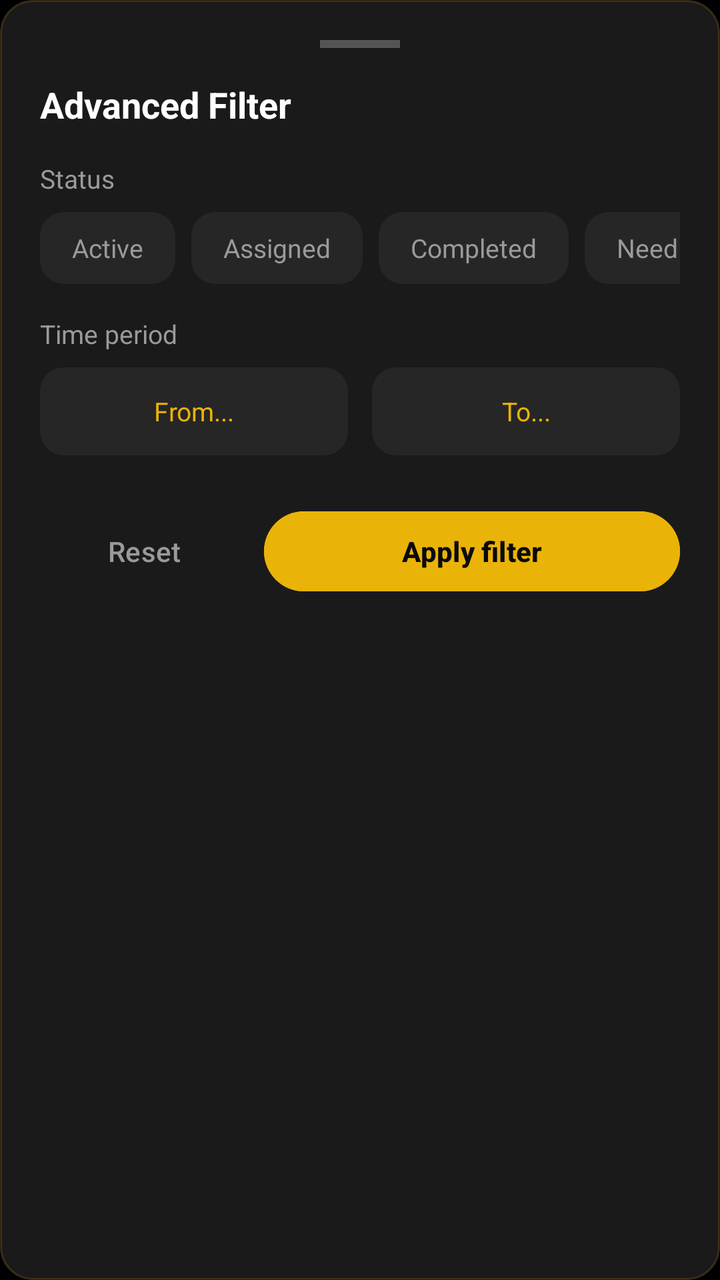
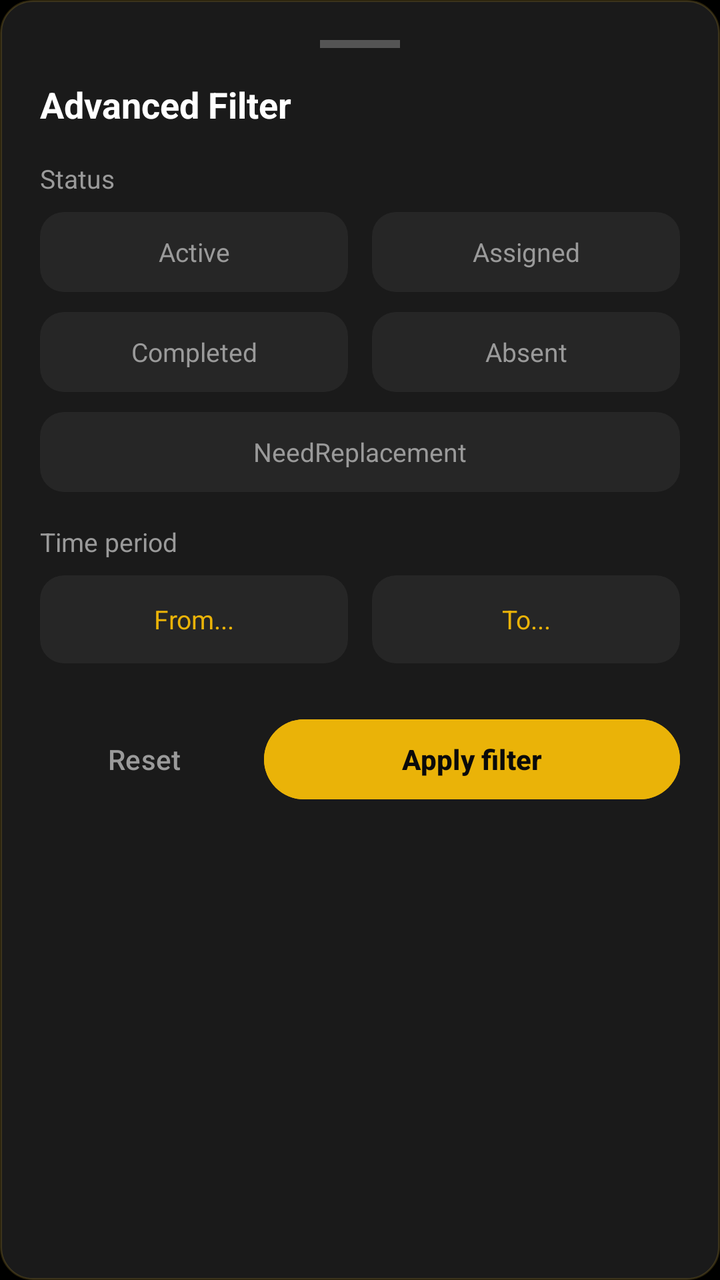

Two renders of the same Android screen: before a commit and after it. Below are the layout's source before the change and the commit's diff.
<!-- AndroidManifest.xml: application theme Theme.Moviebookingapp -->
<!-- res/layout/fragment_staff_filter_bottom_sheet.xml -->
<?xml version="1.0" encoding="utf-8"?>
<LinearLayout xmlns:android="http://schemas.android.com/apk/res/android"
    android:layout_width="match_parent"
    android:layout_height="wrap_content"
    android:background="@drawable/bg_card_dark"
    android:orientation="vertical"
    android:padding="20dp"
    android:layout_margin="30dp">

    <View
        android:layout_width="40dp"
        android:layout_height="4dp"
        android:layout_gravity="center_horizontal"
        android:layout_marginBottom="16dp"
        android:background="@color/auto_color_40FFFFFF" />

    <TextView
        android:layout_width="wrap_content"
        android:layout_height="wrap_content"
        android:text="@string/auto_str_advanced_filter"
        android:textColor="@color/text_primary"
        android:textSize="18sp"
        android:textStyle="bold" />

    <TextView
        android:layout_width="wrap_content"
        android:layout_height="wrap_content"
        android:layout_marginTop="16dp"
        android:text="@string/status_title"
        android:textColor="@color/text_secondary"
        android:textSize="13sp" />

    <HorizontalScrollView
        android:layout_width="match_parent"
        android:layout_height="wrap_content"
        android:layout_marginTop="8dp"
        android:scrollbars="none">

        <LinearLayout
            android:layout_width="wrap_content"
            android:layout_height="wrap_content"
            android:orientation="horizontal">

            <TextView
                android:id="@+id/tvStatusActive"
                android:layout_width="wrap_content"
                android:layout_height="36dp"
                android:layout_marginEnd="8dp"
                android:background="@drawable/bg_tab_container"
                android:gravity="center"
                android:paddingHorizontal="16dp"
                android:text="@string/status_active_label"
                android:textColor="@color/text_secondary"
                android:textSize="13sp" />

            <TextView
                android:id="@+id/tvStatusAssigned"
                android:layout_width="wrap_content"
                android:layout_height="36dp"
                android:layout_marginEnd="8dp"
                android:background="@drawable/bg_tab_container"
                android:gravity="center"
                android:paddingHorizontal="16dp"
                android:text="@string/status_assigned_label"
                android:textColor="@color/text_secondary"
                android:textSize="13sp" />

            <TextView
                android:id="@+id/tvStatusCompleted"
                android:layout_width="wrap_content"
                android:layout_height="36dp"
                android:layout_marginEnd="8dp"
                android:background="@drawable/bg_tab_container"
                android:gravity="center"
                android:paddingHorizontal="16dp"
                android:text="@string/status_completed_label"
                android:textColor="@color/text_secondary"
                android:textSize="13sp" />

            <TextView
                android:id="@+id/tvStatusNeedReplacement"
                android:layout_width="wrap_content"
                android:layout_height="36dp"
                android:background="@drawable/bg_tab_container"
                android:gravity="center"
                android:paddingHorizontal="16dp"
                android:text="@string/status_need_replacement_label"
                android:textColor="@color/text_secondary"
                android:textSize="13sp" />
        </LinearLayout>
    </HorizontalScrollView>

    <TextView
        android:layout_width="wrap_content"
        android:layout_height="wrap_content"
        android:layout_marginTop="16dp"
        android:text="@string/auto_str_time_period"
        android:textColor="@color/text_secondary"
        android:textSize="13sp" />

    <LinearLayout
        android:layout_width="match_parent"
        android:layout_height="wrap_content"
        android:layout_marginTop="8dp"
        android:orientation="horizontal">

        <TextView
            android:id="@+id/tvStartDate"
            android:layout_width="0dp"
            android:layout_height="44dp"
            android:layout_marginEnd="6dp"
            android:layout_weight="1"
            android:background="@drawable/bg_tab_container"
            android:gravity="center"
            android:text="@string/auto_str_from"
            android:textColor="@color/color_gold"
            android:textSize="13sp" />

        <TextView
            android:id="@+id/tvEndDate"
            android:layout_width="0dp"
            android:layout_height="44dp"
            android:layout_marginStart="6dp"
            android:layout_weight="1"
            android:background="@drawable/bg_tab_container"
            android:gravity="center"
            android:text="@string/auto_str_to"
            android:textColor="@color/color_gold"
            android:textSize="13sp" />
    </LinearLayout>

    <LinearLayout
        android:layout_width="match_parent"
        android:layout_height="wrap_content"
        android:layout_marginTop="24dp"
        android:orientation="horizontal">

        <Button
            android:id="@+id/btnResetFilter"
            style="?attr/borderlessButtonStyle"
            android:layout_width="0dp"
            android:layout_height="48dp"
            android:layout_marginEnd="8dp"
            android:layout_weight="1"
            android:text="@string/auto_str_reset_1"
            android:textColor="@color/text_secondary" />

        <Button
            android:id="@+id/btnApplyFilter"
            android:layout_width="0dp"
            android:layout_height="48dp"
            android:layout_weight="2"
            android:backgroundTint="@color/color_gold"
            android:text="@string/auto_str_apply_filter"
            android:textColor="@color/bg_primary"
            android:textStyle="bold" />
    </LinearLayout>

</LinearLayout>
<!-- resources referenced by this layout -->
<resources>
  <color name="auto_color_40FFFFFF">#40FFFFFF</color>
  <color name="bg_primary">#0A0A0A</color>
  <color name="color_gold">#EAB308</color>
  <color name="text_primary">#FFFFFF</color>
  <color name="text_secondary">#9A9A9A</color>
  <!-- drawable bg_card_dark (drawable) -->
  <?xml version="1.0" encoding="utf-8"?>
  <shape xmlns:android="http://schemas.android.com/apk/res/android">
      <solid android:color="#1A1A1A"/>
      <corners android:radius="16dp"/>
      <stroke android:width="1dp" android:color="#33D4AF37"/>
  </shape>
  <!-- drawable bg_tab_container (drawable) -->
  <?xml version="1.0" encoding="utf-8"?>
  <shape xmlns:android="http://schemas.android.com/apk/res/android">
      <solid android:color="#262626" />
      <corners android:radius="12dp" />
  </shape>
  <string name="auto_str_advanced_filter">Advanced Filter</string>
  <string name="auto_str_apply_filter">Apply filter</string>
  <string name="auto_str_from">From...</string>
  <string name="auto_str_reset_1">Reset</string>
  <string name="auto_str_time_period">Time period</string>
  <string name="auto_str_to">To...</string>
  <string name="status_active_label">Active</string>
  <string name="status_assigned_label">Assigned</string>
  <string name="status_completed_label">Completed</string>
  <string name="status_need_replacement_label">NeedReplacement</string>
  <string name="status_title">Status</string>
  <style name="Theme.Moviebookingapp" parent="Base.Theme.Moviebookingapp" />
  <style name="Base.Theme.Moviebookingapp" parent="Theme.Material3.DayNight.NoActionBar">
          <item name="colorPrimary">@color/yellow</item>
          <item name="android:windowBackground">@color/background_black</item>
          <item name="android:statusBarColor">@color/background_black</item>
      </style>
  <color name="yellow">#FFC107</color>
  <color name="background_black">#FF000000</color>
</resources>

<!-- the commit's change to res/layout/fragment_staff_filter_bottom_sheet.xml (unified diff, before → after) -->
@@ -30,65 +30,89 @@
         android:textColor="@color/text_secondary"
         android:textSize="13sp" />
 
-    <HorizontalScrollView
-        android:layout_width="match_parent"
-        android:layout_height="wrap_content"
-        android:layout_marginTop="8dp"
-        android:scrollbars="none">
+        <LinearLayout
+            android:layout_width="match_parent"
+            android:layout_height="wrap_content"
+            android:layout_marginTop="8dp"
+            android:orientation="vertical">
 
-        <LinearLayout
-            android:layout_width="wrap_content"
-            android:layout_height="wrap_content"
-            android:orientation="horizontal">
+            
+            <LinearLayout
+                android:layout_width="match_parent"
+                android:layout_height="wrap_content"
+                android:orientation="horizontal">
 
+                <TextView
+                    android:id="@+id/tvStatusActive"
+                    android:layout_width="0dp"
+                    android:layout_height="40dp"
+                    android:layout_weight="1"
+                    android:layout_marginEnd="6dp"
+                    android:background="@drawable/bg_tab_container"
+                    android:gravity="center"
+                    android:text="@string/status_active_label"
+                    android:textColor="@color/text_secondary"
+                    android:textSize="13sp" />
+
+                <TextView
+                    android:id="@+id/tvStatusAssigned"
+                    android:layout_width="0dp"
+                    android:layout_height="40dp"
+                    android:layout_weight="1"
+                    android:layout_marginStart="6dp"
+                    android:background="@drawable/bg_tab_container"
+                    android:gravity="center"
+                    android:text="@string/status_assigned_label"
+                    android:textColor="@color/text_secondary"
+                    android:textSize="13sp" />
+            </LinearLayout>
+
+            
+            <LinearLayout
+                android:layout_width="match_parent"
+                android:layout_height="wrap_content"
+                android:layout_marginTop="10dp"
+                android:orientation="horizontal">
+
+                <TextView
+                    android:id="@+id/tvStatusCompleted"
+                    android:layout_width="0dp"
+                    android:layout_height="40dp"
+                    android:layout_weight="1"
+                    android:layout_marginEnd="6dp"
+                    android:background="@drawable/bg_tab_container"
+                    android:gravity="center"
+                    android:text="@string/status_completed_label"
+                    android:textColor="@color/text_secondary"
+                    android:textSize="13sp" />
+
+                <TextView
+                    android:id="@+id/tvAbsent"
+                    android:layout_width="0dp"
+                    android:layout_height="40dp"
+                    android:layout_weight="1"
+                    android:layout_marginStart="6dp"
+                    android:background="@drawable/bg_tab_container"
+                    android:gravity="center"
+                    android:text="@string/status_absent_label"
+                    android:textColor="@color/text_secondary"
+                    android:textSize="13sp" />
+            </LinearLayout>
+
+            
             <TextView
-                android:id="@+id/tvStatusActive"
-                android:layout_width="wrap_content"
-                android:layout_height="36dp"
-                android:layout_marginEnd="8dp"
+                android:id="@+id/tvStatusNeedReplacement"
+                android:layout_width="match_parent"
+                android:layout_height="40dp"
+                android:layout_marginTop="10dp"
                 android:background="@drawable/bg_tab_container"
                 android:gravity="center"
-                android:paddingHorizontal="16dp"
-                android:text="@string/status_active_label"
+                android:text="@string/status_need_replacement_label"
                 android:textColor="@color/text_secondary"
                 android:textSize="13sp" />
 
-            <TextView
-                android:id="@+id/tvStatusAssigned"
-                android:layout_width="wrap_content"
-                android:layout_height="36dp"
-                android:layout_marginEnd="8dp"
-                android:background="@drawable/bg_tab_container"
-                android:gravity="center"
-                android:paddingHorizontal="16dp"
-                android:text="@string/status_assigned_label"
-                android:textColor="@color/text_secondary"
-                android:textSize="13sp" />
+        </LinearLayout>
 
-            <TextView
-                android:id="@+id/tvStatusCompleted"
-                android:layout_width="wrap_content"
-                android:layout_height="36dp"
-                android:layout_marginEnd="8dp"
-                android:background="@drawable/bg_tab_container"
-                android:gravity="center"
-                android:paddingHorizontal="16dp"
-                android:text="@string/status_completed_label"
-                android:textColor="@color/text_secondary"
-                android:textSize="13sp" />
-
-            <TextView
-                android:id="@+id/tvStatusNeedReplacement"
-                android:layout_width="wrap_content"
-                android:layout_height="36dp"
-                android:background="@drawable/bg_tab_container"
-                android:gravity="center"
-                android:paddingHorizontal="16dp"
-                android:text="@string/status_need_replacement_label"
-                android:textColor="@color/text_secondary"
-                android:textSize="13sp" />
-        </LinearLayout>
-    </HorizontalScrollView>
 
     <TextView
         android:layout_width="wrap_content"
<!-- resource entries referenced after the edit -->
@@ -24,6 +24,7 @@
   <string name="auto_str_reset_1">Reset</string>
   <string name="auto_str_time_period">Time period</string>
   <string name="auto_str_to">To...</string>
+  <string name="status_absent_label">Absent</string>
   <string name="status_active_label">Active</string>
   <string name="status_assigned_label">Assigned</string>
   <string name="status_completed_label">Completed</string>
